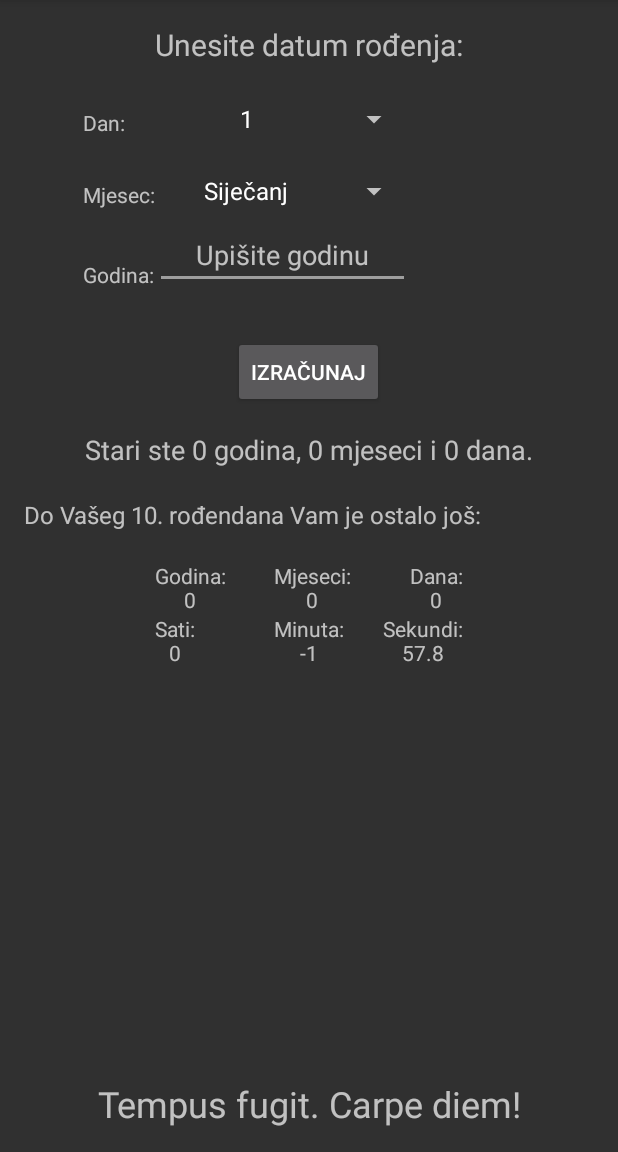
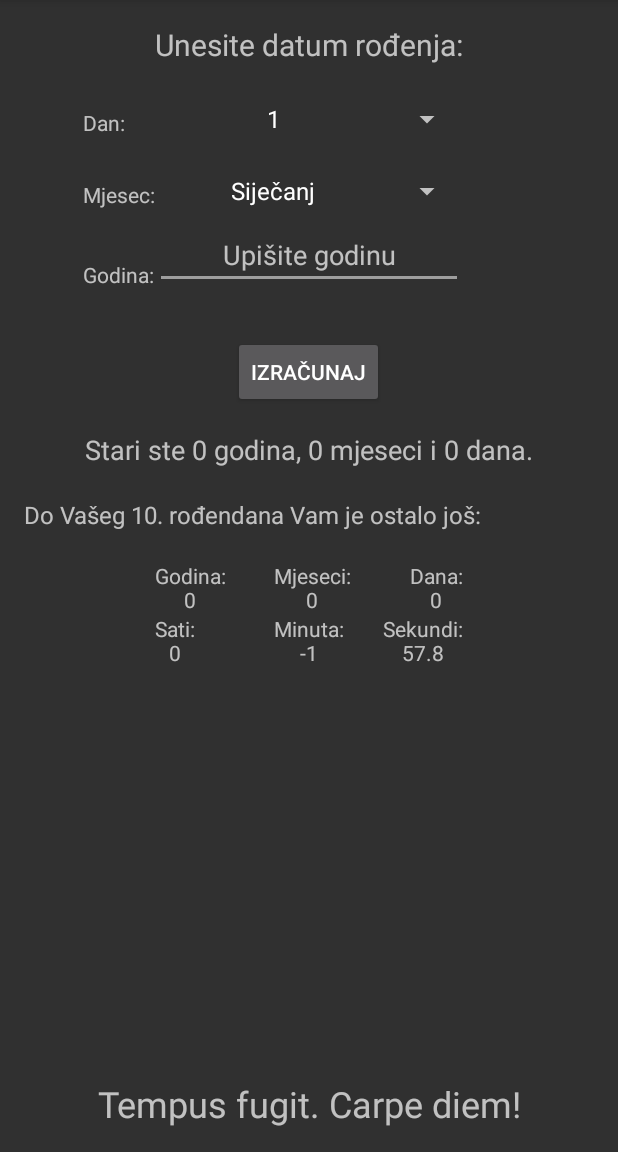
Before and after one commit to noNameDev4/KolikoSamStar, an Android app: the screen it shows after launch (MainActivity), after a tap on "IZRAČUNAJ", on a phone screen of 412 x 824 dp, the part 84-1236 px from its top. Run offline under Robolectric (Android 15) with nearby library versions, the phone set to English and light mode, and no system bars; 3 statements that could not run were skipped.

Commit message:
GUI clean up

```diff
--- a/Kolikosamstar/app/src/main/res/layout/activity_main.xml
+++ b/Kolikosamstar/app/src/main/res/layout/activity_main.xml
@@ -28,7 +28,8 @@
         android:layout_alignStart="@+id/textview_question"
         android:textAlignment="center"
         android:entries="@array/days_array"
-        android:layout_toStartOf="@+id/daysText" />
+        android:layout_alignRight="@+id/textview_question"
+        android:layout_alignEnd="@+id/textview_question" />
 
     <Spinner
         android:layout_width="match_parent"
@@ -153,42 +154,6 @@
     <TextView
         android:layout_width="wrap_content"
         android:layout_height="wrap_content"
-        android:id="@+id/textView4"
-        android:textAlignment="center"
-        android:layout_alignLeft="@+id/edittext_year"
-        android:layout_below="@+id/textLeft"
-        android:layout_marginTop="20sp" />
-
-    <TextView
-        android:layout_width="wrap_content"
-        android:layout_height="wrap_content"
-        android:id="@+id/textView3"
-        android:textAlignment="center"
-        android:layout_alignLeft="@+id/edittext_year"
-        android:layout_below="@+id/textLeft"
-        android:layout_marginTop="20sp" />
-
-    <TextView
-        android:layout_width="wrap_content"
-        android:layout_height="wrap_content"
-        android:id="@+id/textView2"
-        android:textAlignment="center"
-        android:layout_alignLeft="@+id/edittext_year"
-        android:layout_below="@+id/textLeft"
-        android:layout_marginTop="20sp" />
-
-    <TextView
-        android:layout_width="wrap_content"
-        android:layout_height="wrap_content"
-        android:id="@+id/textView"
-        android:textAlignment="center"
-        android:layout_alignLeft="@+id/edittext_year"
-        android:layout_below="@+id/textLeft"
-        android:layout_marginTop="20sp" />
-
-    <TextView
-        android:layout_width="wrap_content"
-        android:layout_height="wrap_content"
         android:id="@+id/monthsText"
         android:textAlignment="center"
         android:layout_below="@+id/textLeft"
```
